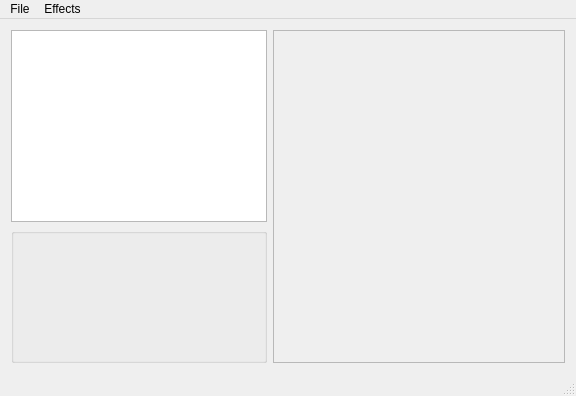
xzatkalik/zadanie, file MyPainter/mypainter.ui: the form before one commit.
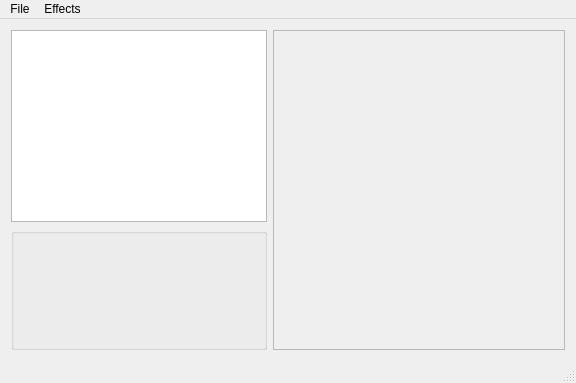
The form after the commit. Icons and pictures are not drawn.

Patch:
```diff
--- a/MyPainter/mypainter.ui
+++ b/MyPainter/mypainter.ui
@@ -7,7 +7,7 @@
     <x>0</x>
     <y>0</y>
     <width>576</width>
-    <height>396</height>
+    <height>383</height>
    </rect>
   </property>
   <property name="windowTitle">
@@ -72,7 +72,7 @@
            <x>0</x>
            <y>0</y>
            <width>290</width>
-           <height>333</height>
+           <height>320</height>
           </rect>
          </property>
         </widget>
```
Left out of the diff: 29 changed lines with no effect on the pictures.
